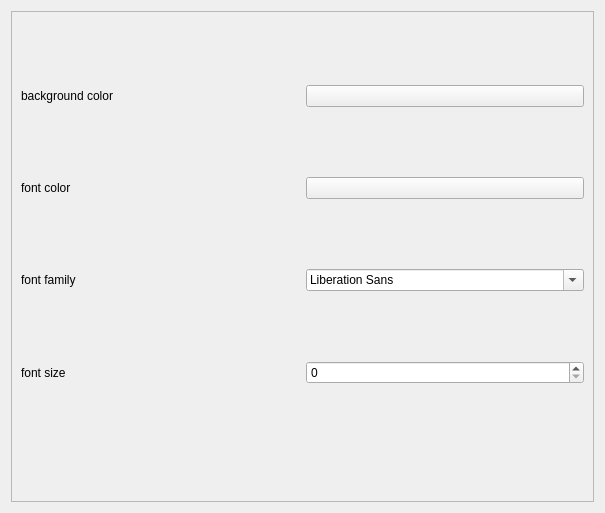
Old version of the form src/src/previewsappearancesettings.ui in the repository juliagoda/pak-gui.
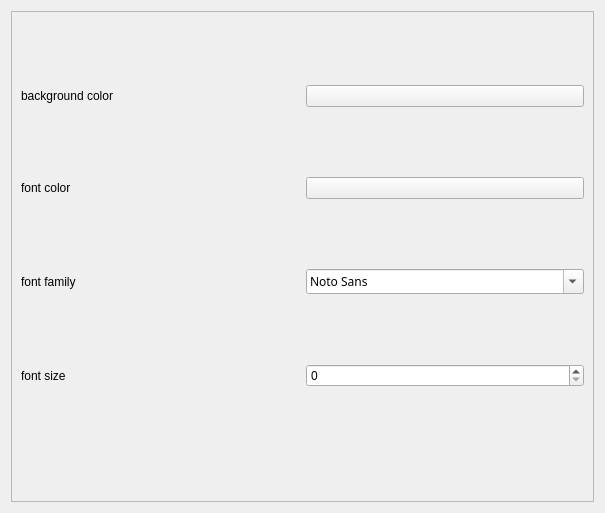
New version of the form. Custom widgets are drawn as their Qt base class.

The edit to the form file:
```diff
--- a/src/src/previewsappearancesettings.ui
+++ b/src/src/previewsappearancesettings.ui
@@ -73,7 +73,20 @@
             </widget>
            </item>
            <item>
-            <widget class="QFontComboBox" name="kcfg_preview_font_family"/>
+            <widget class="QFontComboBox" name="kcfg_preview_font_family">
+             <property name="font">
+              <font>
+               <family>Noto Sans</family>
+               <pointsize>9</pointsize>
+              </font>
+             </property>
+             <property name="currentFont">
+              <font>
+               <family>Noto Sans</family>
+               <pointsize>15</pointsize>
+              </font>
+             </property>
+            </widget>
            </item>
           </layout>
          </item>
```
